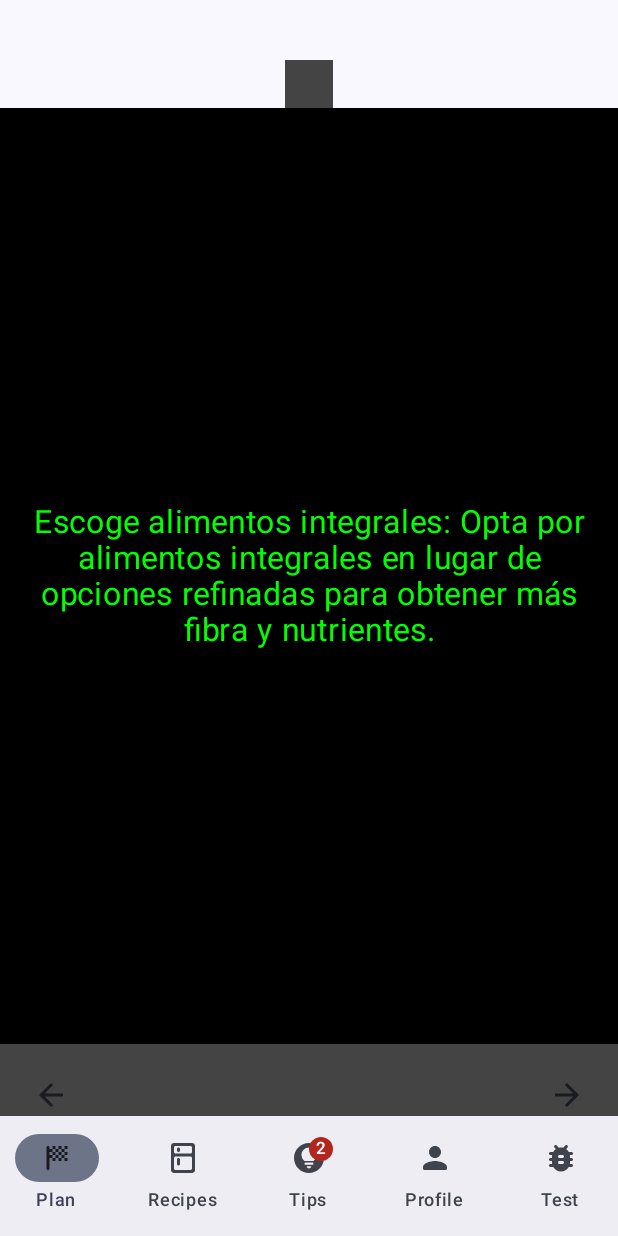
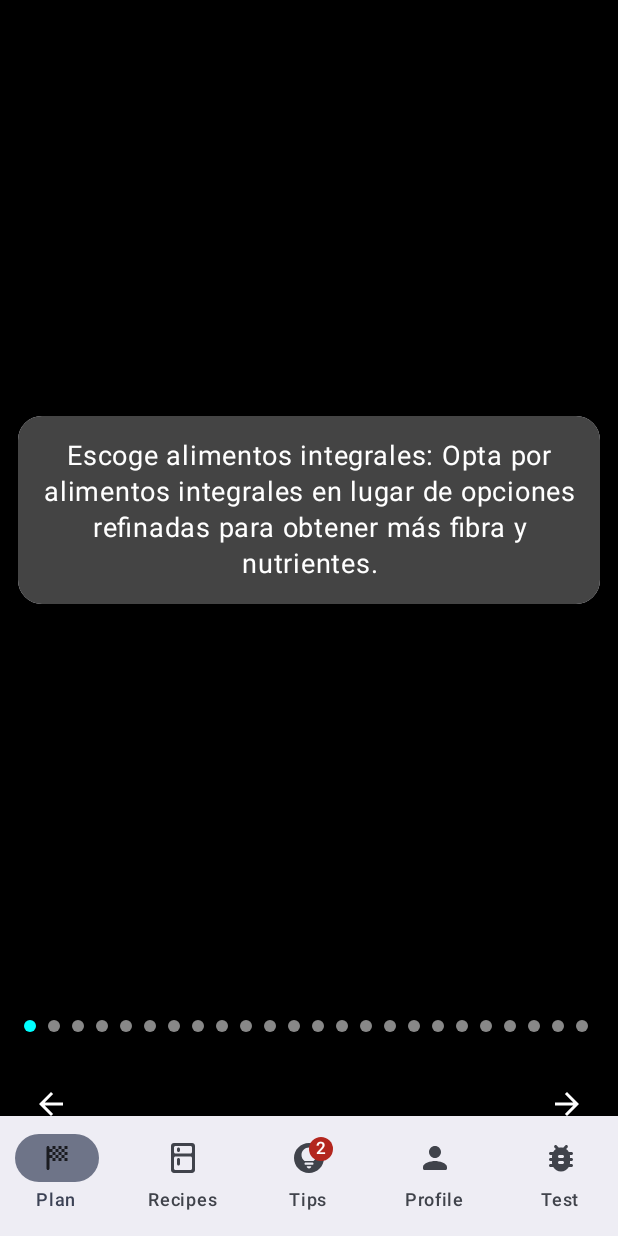
Before and after one commit to Carlos-Esteban-Carretero/NutriFit, an Android app built with Jetpack Compose: the TipsScreen screen opened through its navigation route, on a phone screen of 412 x 824 dp. Run offline under Robolectric (Android 15) with nearby library versions, the phone set to English and light mode, and no system bars; our stand-ins replace Firebase (no records; nobody signed in at launch, a user with empty details on screens opened directly), accompanist.

Commit message:
Mejoramos la pestaña TipsScreen, cambiamos importaciones, y modificamos algunas rutas

```diff
--- a/app/build.gradle.kts
+++ b/app/build.gradle.kts
@@ -92,4 +92,10 @@ dependencies {
     implementation(libs.firebase.auth.ktx)
     implementation(libs.firebase.storage)
     implementation(libs.firebase.firestore)
+
+    // ViewModel
+    implementation (libs.androidx.lifecycle.viewmodel.ktx)
+    implementation (libs.androidx.lifecycle.livedata.ktx)
+    implementation (libs.kotlinx.coroutines.android)
+
 }
--- a/app/src/main/java/com/example/nutrifit/ui/components/GenderSelection.kt
+++ b/app/src/main/java/com/example/nutrifit/ui/components/GenderSelection.kt
@@ -57,13 +57,13 @@ fun GenderButton(gender: String, iconRes: Int, selectedGender: String, onGenderS
         Image(
             painter = painterResource(id = iconRes),
             contentDescription = "Ícono de $gender",
-            modifier = Modifier.size(50.dp), // Ajuste del tamaño del ícono
+            modifier = Modifier.size(40.dp), // Ajuste del tamaño del ícono
             contentScale = ContentScale.Fit
         )
         Spacer(Modifier.width(3.dp))
         Text(
             text = gender,
-            fontSize = 19.sp,
+            fontSize = 15.sp,
             fontWeight = FontWeight.ExtraBold,
             color = Color.Black // Texto en color negro
         )
--- a/app/src/main/java/com/example/nutrifit/ui/components/MainBottomBar.kt
+++ b/app/src/main/java/com/example/nutrifit/ui/components/MainBottomBar.kt
@@ -87,7 +87,7 @@ fun getNavigationButtons(): List<NavigationButton> {
         NavigationButton(
             title = "Plan",
             icon = Icons.Rounded.SportsScore,
-            screen = NavigationScreen.PlanScreen.route,
+            screen = NavigationScreen.FormPlanScreen.route,
             hasNews = false
         ), NavigationButton(
             title = "Recipes",
--- a/app/src/main/java/com/example/nutrifit/ui/navigation/NavigationGraph.kt
+++ b/app/src/main/java/com/example/nutrifit/ui/navigation/NavigationGraph.kt
@@ -8,7 +8,6 @@ import androidx.navigation.compose.NavHost
 import androidx.navigation.compose.composable
 import com.example.nutrifit.ui.screens.FormPlan2Screen
 import com.example.nutrifit.ui.screens.FormPlanScreen
-import com.example.nutrifit.ui.screens.Home
 import com.example.nutrifit.ui.screens.LoginScreen
 import com.example.nutrifit.ui.screens.PlanScreen
 import com.example.nutrifit.ui.screens.ProfileScreen
@@ -25,7 +24,7 @@ import com.example.nutrifit.ui.views.RecipeViewModel
 fun NavigationGraph(navHostController: NavHostController, recipeViewModel: RecipeViewModel, planViewModel: PlanViewModel) {
     NavHost(
         navController = navHostController,
-        startDestination = NavigationScreen.FormPlanScreen.route
+        startDestination = NavigationScreen.SplashScreen.route
     ) {
         composable(NavigationScreen.FormPlanScreen.route) {
             FormPlanScreen(navController = navHostController)
@@ -40,9 +39,6 @@ fun NavigationGraph(navHostController: NavHostController, recipeViewModel: Recip
         }
         composable(NavigationScreen.SplashScreen.route) {
             SplashScreen(navHostController)
-        }
-        composable(NavigationScreen.HomeScreen.route) {
-            Home(navHostController)
         }
 
         composable(NavigationScreen.LoginScreen.route) {
--- a/app/src/main/java/com/example/nutrifit/ui/screens/LoginScreen.kt
+++ b/app/src/main/java/com/example/nutrifit/ui/screens/LoginScreen.kt
@@ -62,7 +62,7 @@ fun LoginScreen(
                  email, password ->
                    Log.d("MascotaFeliz", "Logueando con $email y $password")
                     viewModel.signInWhitEmailAndPassword(email, password){
-                        navController.navigate(NavigationScreen.FormPlanScreen.route)
+                        navController.navigate(NavigationScreen.SplashScreen.route)
                     }
 
                 }
@@ -76,7 +76,7 @@ fun LoginScreen(
                         email, password ->
                     Log.d("MascotaFeliz", "Creando cuenta con $email y $password")
                     viewModel.createUserWithEmailAndPassword(email, password){
-                        navController.navigate(NavigationScreen.FormPlanScreen.route)
+                        navController.navigate(NavigationScreen.SplashScreen.route)
 
                     }
 
--- a/app/src/main/java/com/example/nutrifit/ui/screens/TipsScreen.kt
+++ b/app/src/main/java/com/example/nutrifit/ui/screens/TipsScreen.kt
@@ -4,14 +4,15 @@ import androidx.compose.foundation.background
 import androidx.compose.foundation.layout.Arrangement
 import androidx.compose.foundation.layout.Column
 import androidx.compose.foundation.layout.Row
-import androidx.compose.foundation.layout.Spacer
 import androidx.compose.foundation.layout.fillMaxSize
 import androidx.compose.foundation.layout.fillMaxWidth
-import androidx.compose.foundation.layout.height
 import androidx.compose.foundation.layout.padding
+import androidx.compose.foundation.shape.RoundedCornerShape
 import androidx.compose.material.icons.Icons
 import androidx.compose.material.icons.filled.ArrowBack
 import androidx.compose.material.icons.filled.ArrowForward
+import androidx.compose.material3.Card
+import androidx.compose.material3.CardDefaults
 import androidx.compose.material3.Icon
 import androidx.compose.material3.IconButton
 import androidx.compose.material3.MaterialTheme
@@ -31,51 +32,62 @@ import com.google.accompanist.pager.HorizontalPagerIndicator
 import com.google.accompanist.pager.rememberPagerState
 import kotlinx.coroutines.launch
 
-
 @OptIn(ExperimentalPagerApi::class)
 @Composable
 fun TipsScreen(tips: List<String>) {
     val pagerState = rememberPagerState()
     val coroutineScope = rememberCoroutineScope()
 
-    Column(modifier = Modifier.fillMaxSize()) {
-
-        Spacer(Modifier.height(40.dp))
-        HorizontalPagerIndicator(
-            pagerState = pagerState,
-            modifier = Modifier
-                .background(Color.DarkGray)
-                .align(Alignment.CenterHorizontally) // Asegúrate de que Alignment está importado correctamente
-                .padding(16.dp)
-        )
+    Column(modifier = Modifier
+        .fillMaxSize()
+        .background(Color.Black)
+        .padding(top = 16.dp, bottom = 56.dp), // Añadido un padding inferior para evitar la barra de navegación
+        verticalArrangement = Arrangement.SpaceBetween // Asegura que los elementos estén distribuidos de forma equitativa
+    ) {
         HorizontalPager(
             count = tips.size,
             state = pagerState,
             modifier = Modifier
-                .weight(1f) // Corregido aquí, weight no lleva paréntesis
-                .background(Color.Black)
+                .weight(1f)
+                .padding(horizontal = 12.dp)
+        ) { page ->
+            Card(
+                modifier = Modifier
+                    .padding(vertical = 4.dp)
+                    .fillMaxWidth(),
+                shape = RoundedCornerShape(16.dp),
+                elevation = CardDefaults.cardElevation(defaultElevation = 4.dp)
+            ) {
+                Column(
+                    modifier = Modifier
+                        .background(Color.DarkGray)
+                        .padding(16.dp)
+                ) {
+                    Text(
+                        text = tips[page],
+                        color = Color.White,
+                        style = MaterialTheme.typography.bodyLarge.copy(
+                            textAlign = TextAlign.Center,
+                            fontSize = 18.sp
+                        )
+                    )
+                }
+            }
+        }
+
+        HorizontalPagerIndicator(
+            pagerState = pagerState,
+            modifier = Modifier
+                .align(Alignment.CenterHorizontally)
+                .padding(16.dp),
+            activeColor = Color.Cyan,
+            inactiveColor = Color.Gray
         )
-
-
-         { page ->
-            Text(
-                text = tips[page],
-                color = Color.Green,
-                style = MaterialTheme.typography.bodyLarge.copy(
-                    textAlign = TextAlign.Center,
-                    fontSize = 21.sp
-                ),
-                modifier = Modifier
-                    .fillMaxWidth()
-                    .padding(12.dp)
-            )
-        }
 
         Row(
             modifier = Modifier
-                .background(Color.DarkGray)
                 .fillMaxWidth()
-                .padding(10.dp),
+                .padding(horizontal = 10.dp, vertical = 8.dp),
             horizontalArrangement = Arrangement.SpaceBetween,
             verticalAlignment = Alignment.CenterVertically
         ) {
@@ -86,7 +98,7 @@ fun TipsScreen(tips: List<String>) {
                     }
                 }
             ) {
-                Icon(imageVector = Icons.Default.ArrowBack, contentDescription = "Previous")
+                Icon(imageVector = Icons.Default.ArrowBack, contentDescription = "Previous", tint = Color.White)
             }
 
             IconButton(
@@ -96,11 +108,9 @@ fun TipsScreen(tips: List<String>) {
                     }
                 }
             ) {
-                Icon(imageVector = Icons.Default.ArrowForward, contentDescription = "Next")
+                Icon(imageVector = Icons.Default.ArrowForward, contentDescription = "Next", tint = Color.White)
             }
         }
-        Spacer(Modifier.height(60.dp))
-
     }
 }
 val previewTips = listOf(
--- a/gradle/libs.versions.toml
+++ b/gradle/libs.versions.toml
@@ -7,6 +7,7 @@ coreKtx = "1.13.0"
 junit = "4.13.2"
 junitVersion = "1.1.5"
 espressoCore = "3.5.1"
+kotlinxCoroutinesAndroid = "1.7.1"
 lifecycleRuntimeKtx = "2.7.0"
 activityCompose = "1.9.0"
 composeBom = "2024.04.01"
@@ -23,6 +24,8 @@ coreSplashscreen = "1.0.1"
 accompanist-pager = { module = "com.google.accompanist:accompanist-pager", version.ref = "accompanistPager" }
 accompanist-pager-indicators = { module = "com.google.accompanist:accompanist-pager-indicators", version.ref = "accompanistPagerIndicators" }
 androidx-core-ktx = { group = "androidx.core", name = "core-ktx", version.ref = "coreKtx" }
+androidx-lifecycle-livedata-ktx = { module = "androidx.lifecycle:lifecycle-livedata-ktx", version.ref = "lifecycleRuntimeKtx" }
+androidx-lifecycle-viewmodel-ktx = { module = "androidx.lifecycle:lifecycle-viewmodel-ktx", version.ref = "lifecycleRuntimeKtx" }
 androidx-navigation-compose = { module = "androidx.navigation:navigation-compose", version.ref = "navigationCompose" }
 junit = { group = "junit", name = "junit", version.ref = "junit" }
 androidx-junit = { group = "androidx.test.ext", name = "junit", version.ref = "junitVersion" }
@@ -44,6 +47,7 @@ firebase-storage = { group = "com.google.firebase", name = "firebase-storage", v
 firebase-firestore = { group = "com.google.firebase", name = "firebase-firestore", version.ref = "firebaseFirestore" }
 coil-compose = { module = "io.coil-kt:coil-compose", version.ref = "coilCompose" }
 androidx-core-splashscreen = { group = "androidx.core", name = "core-splashscreen", version.ref = "coreSplashscreen" }
+kotlinx-coroutines-android = { module = "org.jetbrains.kotlinx:kotlinx-coroutines-android", version.ref = "kotlinxCoroutinesAndroid" }
 
 [plugins]
 androidApplication = { id = "com.android.application", version.ref = "agp" }
```
